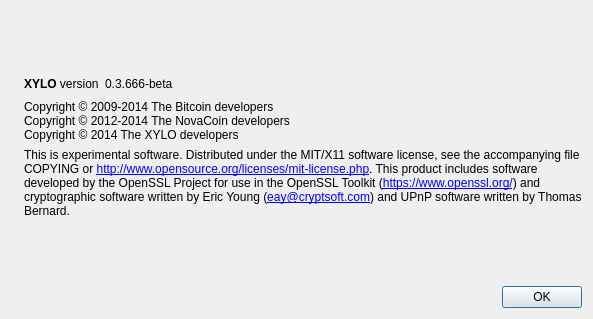
Before: the Qt Designer form src/qt/forms/aboutdialog.ui in xylocoin/xylo, drawn with Qt 5.
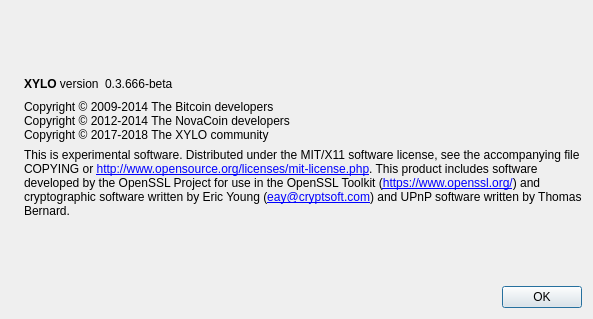
After: the same form once the commit is applied. Icons and pictures are not drawn.

Commit message: Update legal and about texts to include the Xylo community

What changed in the file:
```diff
--- a/src/qt/forms/aboutdialog.ui
+++ b/src/qt/forms/aboutdialog.ui
@@ -93,7 +93,7 @@
        <property name="text">
         <string>Copyright © 2009-2014 The Bitcoin developers
 Copyright © 2012-2014 The NovaCoin developers
-Copyright © 2014 The XYLO developers</string>
+Copyright © 2017-2018 The XYLO community</string>
        </property>
        <property name="textInteractionFlags">
         <set>Qt::LinksAccessibleByMouse|Qt::TextSelectableByKeyboard|Qt::TextSelectableByMouse</set>
```
The commit also changes 1 other file.
